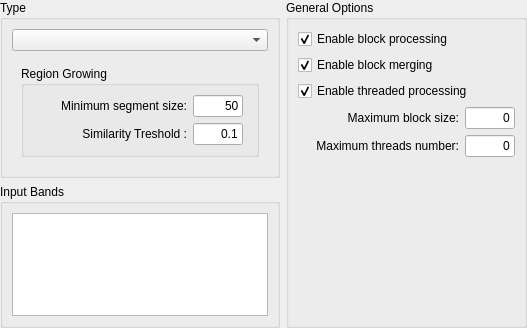
This is src/terralib/qt/widgets/rp/ui/SegmenterWizardPageForm.ui in claudiobogossian/terralib5 as Qt 5 draws it before an edit. The edited form follows.
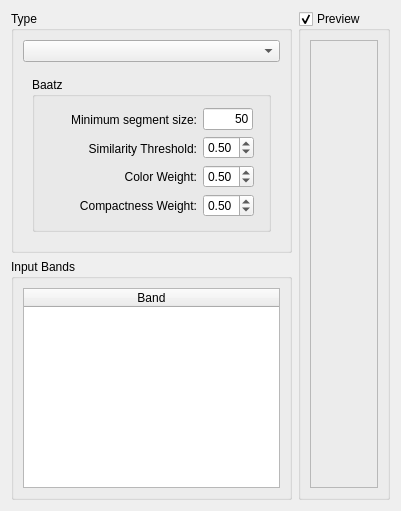
This is the edited form. The open tabs and pages were chosen to show the change.

What changed in the file:
```diff
--- a/src/terralib/qt/widgets/rp/ui/SegmenterWizardPageForm.ui
+++ b/src/terralib/qt/widgets/rp/ui/SegmenterWizardPageForm.ui
@@ -6,29 +6,26 @@
    <rect>
     <x>0</x>
     <y>0</y>
-    <width>527</width>
-    <height>328</height>
+    <width>401</width>
+    <height>511</height>
    </rect>
   </property>
   <property name="windowTitle">
    <string>Segmenter</string>
   </property>
-  <layout class="QGridLayout" name="gridLayout_11">
-   <property name="margin">
-    <number>0</number>
-   </property>
+  <layout class="QGridLayout" name="gridLayout_18">
    <item row="0" column="0">
-    <layout class="QGridLayout" name="gridLayout_10">
+    <layout class="QGridLayout" name="gridLayout_17">
      <item row="0" column="0">
-      <layout class="QGridLayout" name="gridLayout_9">
+      <layout class="QGridLayout" name="gridLayout_16">
        <item row="0" column="0">
         <widget class="QGroupBox" name="groupBox">
          <property name="title">
           <string>Type</string>
          </property>
-         <layout class="QGridLayout" name="gridLayout_6">
+         <layout class="QGridLayout" name="gridLayout_15">
           <item row="0" column="0">
-           <layout class="QGridLayout" name="gridLayout_5">
+           <layout class="QGridLayout" name="gridLayout_14">
             <item row="0" column="0">
              <widget class="QComboBox" name="m_strategyTypeComboBox">
               <property name="sizePolicy">
@@ -63,13 +60,131 @@
                   <property name="title">
                    <string>Region Growing</string>
                   </property>
-                  <layout class="QGridLayout" name="gridLayout_13">
+                  <layout class="QGridLayout" name="gridLayout_11">
                    <item row="0" column="0">
-                    <layout class="QGridLayout" name="gridLayout_12">
+                    <layout class="QGridLayout" name="gridLayout_9">
                      <item row="0" column="0">
-                      <layout class="QGridLayout" name="gridLayout">
+                      <layout class="QGridLayout" name="gridLayout_8">
                        <item row="0" column="0">
-                        <widget class="QLabel" name="inputDataSetLabel_6">
+                        <layout class="QGridLayout" name="gridLayout">
+                         <item row="0" column="0">
+                          <widget class="QLabel" name="inputDataSetLabel_6">
+                           <property name="maximumSize">
+                            <size>
+                             <width>150</width>
+                             <height>16777215</height>
+                            </size>
+                           </property>
+                           <property name="text">
+                            <string>Minimum segment size:</string>
+                           </property>
+                           <property name="alignment">
+                            <set>Qt::AlignRight|Qt::AlignTrailing|Qt::AlignVCenter</set>
+                           </property>
+                          </widget>
+                         </item>
+                         <item row="1" column="0">
+                          <widget class="QLabel" name="inputDataSetLabel_7">
+                           <property name="maximumSize">
+                            <size>
+                             <width>150</width>
+                             <height>16777215</height>
+                            </size>
+                           </property>
+                           <property name="text">
+                            <string>Similarity Threshold:</string>
+                           </property>
+                           <property name="alignment">
+                            <set>Qt::AlignRight|Qt::AlignTrailing|Qt::AlignVCenter</set>
+                           </property>
+                          </widget>
+                         </item>
+                        </layout>
+                       </item>
+                       <item row="0" column="1">
+                        <layout class="QGridLayout" name="gridLayout_2">
+                         <item row="0" column="0">
+                          <widget class="QLineEdit" name="m_minimumSegmentSizeRGLineEdit">
+                           <property name="minimumSize">
+                            <size>
+                             <width>50</width>
+                             <height>0</height>
+                            </size>
+                           </property>
+                           <property name="maximumSize">
+                            <size>
+                             <width>50</width>
+                             <height>16777215</height>
+                            </size>
+                           </property>
+                           <property name="toolTip">
+                            <string>A positive minimum segment size (pixels number)</string>
+                           </property>
+                           <property name="text">
+                            <string>50</string>
+                           </property>
+                           <property name="alignment">
+                            <set>Qt::AlignRight|Qt::AlignTrailing|Qt::AlignVCenter</set>
+                           </property>
+                          </widget>
+                         </item>
+                         <item row="1" column="0">
+                          <widget class="QDoubleSpinBox" name="m_thresholdRGDoubleSpinBox">
+                           <property name="maximum">
+                            <double>1.000000000000000</double>
+                           </property>
+                           <property name="singleStep">
+                            <double>0.100000000000000</double>
+                           </property>
+                           <property name="value">
+                            <double>0.500000000000000</double>
+                           </property>
+                          </widget>
+                         </item>
+                        </layout>
+                       </item>
+                      </layout>
+                     </item>
+                     <item row="1" column="0">
+                      <spacer name="verticalSpacer">
+                       <property name="orientation">
+                        <enum>Qt::Vertical</enum>
+                       </property>
+                       <property name="sizeHint" stdset="0">
+                        <size>
+                         <width>20</width>
+                         <height>40</height>
+                        </size>
+                       </property>
+                      </spacer>
+                     </item>
+                    </layout>
+                   </item>
+                  </layout>
+                 </widget>
+                </item>
+               </layout>
+              </widget>
+              <widget class="QWidget" name="page_2">
+               <layout class="QGridLayout" name="gridLayout_13">
+                <item row="0" column="0">
+                 <widget class="QGroupBox" name="groupBox_3">
+                  <property name="sizePolicy">
+                   <sizepolicy hsizetype="MinimumExpanding" vsizetype="Preferred">
+                    <horstretch>0</horstretch>
+                    <verstretch>0</verstretch>
+                   </sizepolicy>
+                  </property>
+                  <property name="title">
+                   <string>Baatz</string>
+                  </property>
+                  <layout class="QGridLayout" name="gridLayout_12">
+                   <item row="0" column="0">
+                    <layout class="QGridLayout" name="gridLayout_7">
+                     <item row="0" column="0">
+                      <layout class="QGridLayout" name="gridLayout_5">
+                       <item row="0" column="0">
+                        <widget class="QLabel" name="inputDataSetLabel_8">
                          <property name="maximumSize">
                           <size>
                            <width>150</width>
@@ -85,7 +200,7 @@
                         </widget>
                        </item>
                        <item row="1" column="0">
-                        <widget class="QLabel" name="inputDataSetLabel_7">
+                        <widget class="QLabel" name="inputDataSetLabel_9">
                          <property name="maximumSize">
                           <size>
                            <width>150</width>
@@ -93,7 +208,27 @@
                           </size>
                          </property>
                          <property name="text">
-                          <string>Similarity Treshold :</string>
+                          <string>Similarity Threshold:</string>
+                         </property>
+                         <property name="alignment">
+                          <set>Qt::AlignRight|Qt::AlignTrailing|Qt::AlignVCenter</set>
+                         </property>
+                        </widget>
+                       </item>
+                       <item row="2" column="0">
+                        <widget class="QLabel" name="label">
+                         <property name="text">
+                          <string>Color Weight:</string>
+                         </property>
+                         <property name="alignment">
+                          <set>Qt::AlignRight|Qt::AlignTrailing|Qt::AlignVCenter</set>
+                         </property>
+                        </widget>
+                       </item>
+                       <item row="3" column="0">
+                        <widget class="QLabel" name="label_2">
+                         <property name="text">
+                          <string>Compactness Weight:</string>
                          </property>
                          <property name="alignment">
                           <set>Qt::AlignRight|Qt::AlignTrailing|Qt::AlignVCenter</set>
@@ -103,9 +238,9 @@
                       </layout>
                      </item>
                      <item row="0" column="1">
-                      <layout class="QGridLayout" name="gridLayout_2">
+                      <layout class="QGridLayout" name="gridLayout_6">
                        <item row="0" column="0">
-                        <widget class="QLineEdit" name="m_minimumSegmentSizeRGLineEdit">
+                        <widget class="QLineEdit" name="m_minimumSegmentSizeRGLineEdit_2">
                          <property name="minimumSize">
                           <size>
                            <width>50</width>
@@ -130,27 +265,41 @@
                         </widget>
                        </item>
                        <item row="1" column="0">
-                        <widget class="QLineEdit" name="m_segmentsSimilarityThresholdRGLineEdit">
-                         <property name="minimumSize">
-                          <size>
-                           <width>50</width>
-                           <height>0</height>
-                          </size>
+                        <widget class="QDoubleSpinBox" name="m_thresholdBaatzDoubleSpinBox">
+                         <property name="maximum">
+                          <double>1.000000000000000</double>
                          </property>
-                         <property name="maximumSize">
-                          <size>
-                           <width>50</width>
-                           <height>16777215</height>
-                          </size>
+                         <property name="singleStep">
+                          <double>0.100000000000000</double>
                          </property>
-                         <property name="toolTip">
-                          <string>Segments with similarity values below this value will be merged</string>
+                         <property name="value">
+                          <double>0.500000000000000</double>
                          </property>
-                         <property name="text">
-                          <string>0.1</string>
+                        </widget>
+                       </item>
+                       <item row="2" column="0">
+                        <widget class="QDoubleSpinBox" name="m_colorWeightBaatzDoubleSpinBox">
+                         <property name="maximum">
+                          <double>1.000000000000000</double>
                          </property>
-                         <property name="alignment">
-                          <set>Qt::AlignRight|Qt::AlignTrailing|Qt::AlignVCenter</set>
+                         <property name="singleStep">
+                          <double>0.100000000000000</double>
+                         </property>
+                         <property name="value">
+                          <double>0.500000000000000</double>
+                         </property>
+                        </widget>
+                       </item>
+                       <item row="3" column="0">
+                        <widget class="QDoubleSpinBox" name="m_compactnessWeightBaatzDoubleSpinBox">
+                         <property name="maximum">
+                          <double>1.000000000000000</double>
+                         </property>
+                         <property name="singleStep">
+                          <double>0.100000000000000</double>
+                         </property>
+                         <property name="value">
+                          <double>0.500000000000000</double>
                          </property>
                         </widget>
                        </item>
@@ -177,19 +326,33 @@
          </property>
          <layout class="QGridLayout" name="gridLayout_4">
           <item row="0" column="0">
-           <widget class="QListWidget" name="m_inputRasterBandsListWidget">
-            <property name="sizePolicy">
-             <sizepolicy hsizetype="Preferred" vsizetype="Preferred">
-              <horstretch>0</horstretch>
-              <verstretch>0</verstretch>
-             </sizepolicy>
-            </property>
-            <property name="toolTip">
-             <string>Bands to be processed from the input raster</string>
+           <widget class="QTableWidget" name="m_bandTableWidget">
+            <property name="alternatingRowColors">
+             <bool>false</bool>
             </property>
             <property name="selectionMode">
-             <enum>QAbstractItemView::MultiSelection</enum>
+             <enum>QAbstractItemView::NoSelection</enum>
             </property>
+            <property name="showGrid">
+             <bool>true</bool>
+            </property>
+            <attribute name="horizontalHeaderVisible">
+             <bool>true</bool>
+            </attribute>
+            <attribute name="horizontalHeaderMinimumSectionSize">
+             <number>29</number>
+            </attribute>
+            <attribute name="horizontalHeaderStretchLastSection">
+             <bool>true</bool>
+            </attribute>
+            <attribute name="verticalHeaderVisible">
+             <bool>false</bool>
+            </attribute>
+            <column>
+             <property name="text">
+              <string>Band</string>
+             </property>
+            </column>
            </widget>
           </item>
          </layout>
@@ -198,159 +361,23 @@
       </layout>
      </item>
      <item row="0" column="1">
-      <widget class="QGroupBox" name="groupBox_3">
+      <widget class="QGroupBox" name="m_previewGroupBox">
        <property name="title">
-        <string>General Options</string>
+        <string>Preview</string>
        </property>
-       <layout class="QGridLayout" name="gridLayout_8">
+       <property name="checkable">
+        <bool>true</bool>
+       </property>
+       <layout class="QGridLayout" name="gridLayout_10">
         <item row="0" column="0">
-         <layout class="QGridLayout" name="gridLayout_7">
-          <item row="0" column="0">
-           <widget class="QCheckBox" name="m_enableBlockProcessingcheckBox">
-            <property name="toolTip">
-             <string>The original raster will be splitted into small blocks, each one will be segmented independently and the result will be merged at the end</string>
-            </property>
-            <property name="text">
-             <string>Enable block processing</string>
-            </property>
-            <property name="checked">
-             <bool>true</bool>
-            </property>
-           </widget>
-          </item>
-          <item row="1" column="0">
-           <widget class="QCheckBox" name="m_enableBlockMergingCheckBox">
-            <property name="toolTip">
-             <string>If true, a block merging procedure will be performed</string>
-            </property>
-            <property name="text">
-             <string>Enable block merging</string>
-            </property>
-            <property name="checked">
-             <bool>true</bool>
-            </property>
-           </widget>
-          </item>
-          <item row="2" column="0">
-           <widget class="QCheckBox" name="m_enableThreadedProcessingcheckBox">
-            <property name="toolTip">
-             <string>Threaded processing will be performed (best with multi-core or multi-processor systems</string>
-            </property>
-            <property name="text">
-             <string>Enable threaded processing</string>
-            </property>
-            <property name="checked">
-             <bool>true</bool>
-            </property>
-           </widget>
-          </item>
-          <item row="3" column="0">
-           <layout class="QHBoxLayout" name="horizontalLayout_4">
-            <item>
-             <widget class="QLabel" name="inputDataSetLabel_4">
-              <property name="minimumSize">
-               <size>
-                <width>160</width>
-                <height>0</height>
-               </size>
-              </property>
-              <property name="text">
-               <string>Maximum block size:</string>
-              </property>
-              <property name="alignment">
-               <set>Qt::AlignRight|Qt::AlignTrailing|Qt::AlignVCenter</set>
-              </property>
-             </widget>
-            </item>
-            <item>
-             <widget class="QLineEdit" name="m_maximumBlockSizeLineEdit">
-              <property name="minimumSize">
-               <size>
-                <width>50</width>
-                <height>0</height>
-               </size>
-              </property>
-              <property name="maximumSize">
-               <size>
-                <width>50</width>
-                <height>16777215</height>
-               </size>
-              </property>
-              <property name="toolTip">
-               <string>The input image will be split into blocks with this width for processing, This parameter tells the maximum block lateral size (width or height), the default: 0 - the size will be defined following the current system resources and physical processors number)</string>
-              </property>
-              <property name="text">
-               <string>0</string>
-              </property>
-              <property name="alignment">
-               <set>Qt::AlignRight|Qt::AlignTrailing|Qt::AlignVCenter</set>
-              </property>
-             </widget>
-            </item>
-           </layout>
-          </item>
-          <item row="4" column="0">
-           <layout class="QHBoxLayout" name="horizontalLayout_5">
-            <item>
-             <widget class="QLabel" name="inputDataSetLabel_5">
-              <property name="minimumSize">
-               <size>
-                <width>160</width>
-                <height>0</height>
-               </size>
-              </property>
-              <property name="text">
-               <string>Maximum threads number:</string>
-              </property>
-              <property name="alignment">
-               <set>Qt::AlignRight|Qt::AlignTrailing|Qt::AlignVCenter</set>
-              </property>
-             </widget>
-            </item>
-            <item>
-             <widget class="QLineEdit" name="m_maximumThreadsNumberLineEdit">
-              <property name="minimumSize">
-               <size>
-                <width>50</width>
-                <height>0</height>
-               </size>
-              </property>
-              <property name="maximumSize">
-               <size>
-                <width>50</width>
-                <height>16777215</height>
-               </size>
-              </property>
-              <property name="toolTip">
-               <string>The maximum number of concurrent segmenter threads (default:0 - automatically found)</string>
-              </property>
-              <property name="text">
-               <string>0</string>
-              </property>
-              <property name="alignment">
-               <set>Qt::AlignRight|Qt::AlignTrailing|Qt::AlignVCenter</set>
-              </property>
-             </widget>
-            </item>
-           </layout>
-          </item>
-         </layout>
-        </item>
-        <item row="1" column="0">
-         <spacer name="verticalSpacer">
-          <property name="orientation">
-           <enum>Qt::Vertical</enum>
+         <widget class="QFrame" name="m_frame">
+          <property name="frameShape">
+           <enum>QFrame::StyledPanel</enum>
           </property>
-          <property name="sizeType">
-           <enum>QSizePolicy::MinimumExpanding</enum>
+          <property name="frameShadow">
+           <enum>QFrame::Raised</enum>
           </property>
-          <property name="sizeHint" stdset="0">
-           <size>
-            <width>20</width>
-            <height>40</height>
-           </size>
-          </property>
-         </spacer>
+         </widget>
         </item>
        </layout>
       </widget>
```
Left out of the diff: 7 changed lines with no effect on the pictures.
